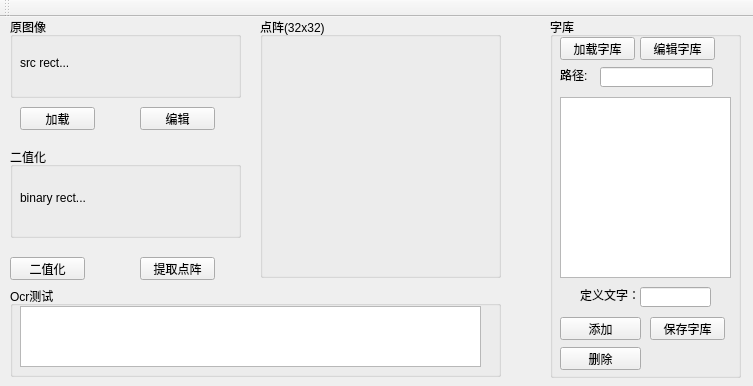
First picture: the form in Tool/Tool.ui, repository WallBreaker2/op, before the edit.
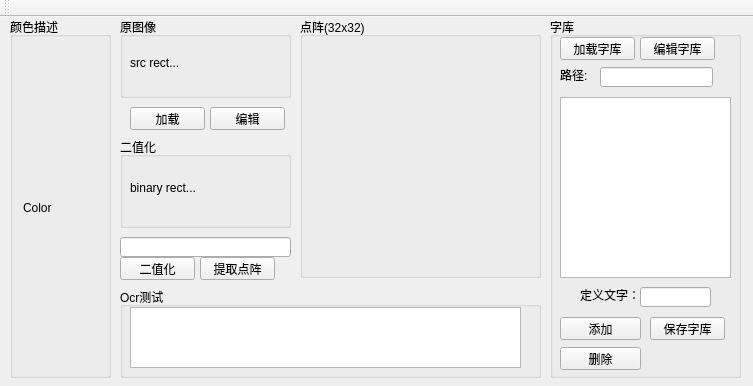
Second picture: the form after the edit.

Commit message: 添加颜色提取

What changed in the file:
```diff
--- a/Tool/Tool.ui
+++ b/Tool/Tool.ui
@@ -17,9 +17,9 @@
    <widget class="QGroupBox" name="groupBox">
     <property name="geometry">
      <rect>
-      <x>10</x>
+      <x>120</x>
       <y>0</y>
-      <width>231</width>
+      <width>171</width>
       <height>81</height>
      </rect>
     </property>
@@ -31,7 +31,7 @@
       <rect>
        <x>10</x>
        <y>20</y>
-       <width>211</width>
+       <width>151</width>
        <height>51</height>
       </rect>
      </property>
@@ -43,9 +43,9 @@
    <widget class="QGroupBox" name="groupBox_2">
     <property name="geometry">
      <rect>
-      <x>10</x>
-      <y>130</y>
-      <width>231</width>
+      <x>120</x>
+      <y>120</y>
+      <width>171</width>
       <height>91</height>
      </rect>
     </property>
@@ -57,7 +57,7 @@
       <rect>
        <x>10</x>
        <y>20</y>
-       <width>211</width>
+       <width>151</width>
        <height>61</height>
       </rect>
      </property>
@@ -69,7 +69,7 @@
    <widget class="QPushButton" name="pushButton">
     <property name="geometry">
      <rect>
-      <x>20</x>
+      <x>130</x>
       <y>90</y>
       <width>75</width>
       <height>23</height>
@@ -82,7 +82,7 @@
    <widget class="QPushButton" name="pushButton_3">
     <property name="geometry">
      <rect>
-      <x>140</x>
+      <x>210</x>
       <y>90</y>
       <width>75</width>
       <height>23</height>
@@ -95,7 +95,7 @@
    <widget class="QGroupBox" name="groupBox_4">
     <property name="geometry">
      <rect>
-      <x>260</x>
+      <x>300</x>
       <y>0</y>
       <width>241</width>
       <height>261</height>
@@ -248,7 +248,7 @@
    <widget class="QPushButton" name="pushButton_4">
     <property name="geometry">
      <rect>
-      <x>10</x>
+      <x>120</x>
       <y>240</y>
       <width>75</width>
       <height>23</height>
@@ -261,7 +261,7 @@
    <widget class="QPushButton" name="pushButton_5">
     <property name="geometry">
      <rect>
-      <x>140</x>
+      <x>200</x>
       <y>240</y>
       <width>75</width>
       <height>23</height>
@@ -274,9 +274,9 @@
    <widget class="QGroupBox" name="groupBox_3">
     <property name="geometry">
      <rect>
-      <x>10</x>
-      <y>269</y>
-      <width>491</width>
+      <x>120</x>
+      <y>270</y>
+      <width>421</width>
       <height>91</height>
      </rect>
     </property>
@@ -288,7 +288,7 @@
       <rect>
        <x>10</x>
        <y>20</y>
-       <width>461</width>
+       <width>391</width>
        <height>61</height>
       </rect>
      </property>
@@ -297,6 +297,42 @@
      </property>
     </widget>
    </widget>
+   <widget class="QGroupBox" name="groupBox_6">
+    <property name="geometry">
+     <rect>
+      <x>10</x>
+      <y>0</y>
+      <width>101</width>
+      <height>361</height>
+     </rect>
+    </property>
+    <property name="title">
+     <string>颜色描述</string>
+    </property>
+    <widget class="QLabel" name="label_5">
+     <property name="geometry">
+      <rect>
+       <x>13</x>
+       <y>40</y>
+       <width>81</width>
+       <height>301</height>
+      </rect>
+     </property>
+     <property name="text">
+      <string>Color</string>
+     </property>
+    </widget>
+   </widget>
+   <widget class="QLineEdit" name="lineEdit_3">
+    <property name="geometry">
+     <rect>
+      <x>120</x>
+      <y>220</y>
+      <width>171</width>
+      <height>20</height>
+     </rect>
+    </property>
+   </widget>
   </widget>
   <widget class="QToolBar" name="mainToolBar">
    <attribute name="toolBarArea">
```
The commit also changes 9 other files.
